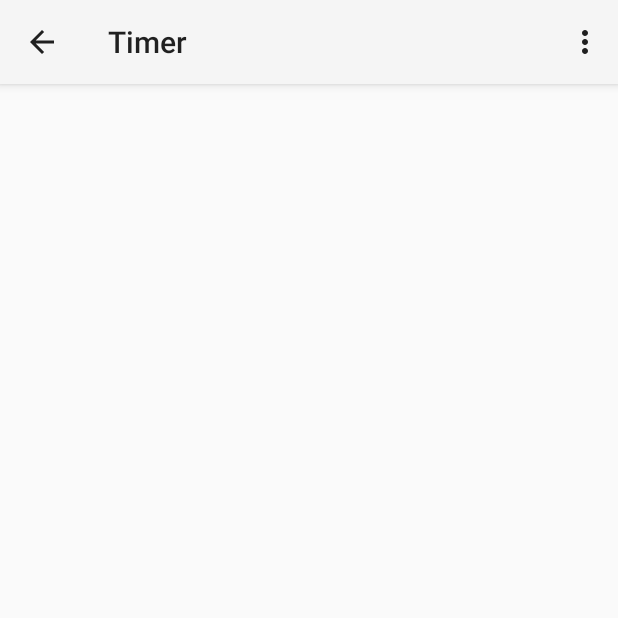
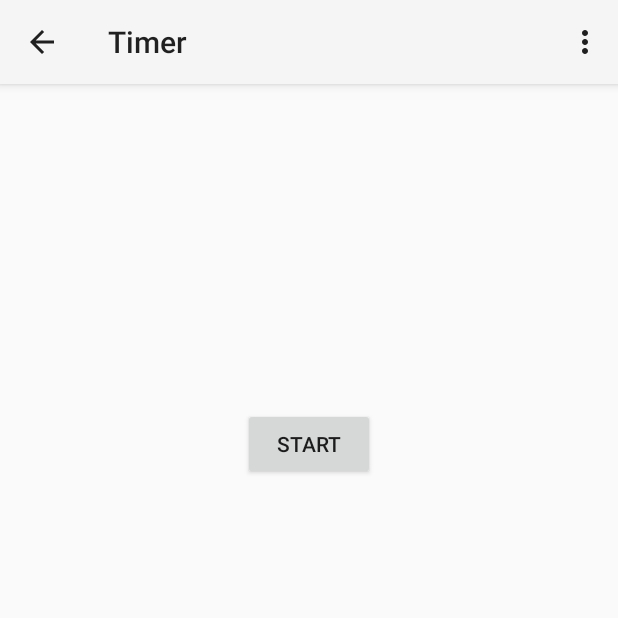
Before and after one commit to tim-hoff/Tymer, an Android app: the Timer screen opened directly, with no data from a screen before it, on a phone screen of 412 x 824 dp, the top half of it. Run offline under Robolectric (Android 15) with nearby library versions, the phone set to English and light mode, and no system bars; 4 statements that could not run were skipped.

Commit message:
Timer working, next sound

```diff
--- a/app/src/main/java/androiddive/timothy/tymer/Timer.java
+++ b/app/src/main/java/androiddive/timothy/tymer/Timer.java
@@ -2,23 +2,36 @@ package androiddive.timothy.tymer;
 
 import android.app.Activity;
 import android.os.Bundle;
+import android.os.CountDownTimer;
 import android.util.Log;
 import android.view.Menu;
 import android.view.MenuItem;
+import android.view.View;
+import android.widget.Button;
 import android.widget.EditText;
+import android.view.View.OnClickListener;
 import android.content.Intent;
 import android.widget.TextView;
 
 
-public class Timer extends Activity {
+public class Timer extends Activity implements OnClickListener {
     private  TextView timerN,timerL;
-
+    private Button bStart,bStop,bRes;
+    private CountDownTimer countDownTimer;
+    private long totalTime;
+    private int hours,mins,secs;
+    private long resumeTime;
     private DBManager dbManager;
 
     @Override
     protected void onCreate(Bundle savedInstanceState) {
         super.onCreate(savedInstanceState);
         setContentView(R.layout.timer_view);
+
+        bStart = (Button)findViewById(R.id.buttonStartTimer);
+        bStop = (Button)findViewById(R.id.buttonStopTimer);
+        bRes = (Button)findViewById(R.id.buttonResumeTimer);
+
         dbManager = new DBManager(this);
         dbManager.open();
         Log.i("asdf", "on create called ");
@@ -32,10 +45,22 @@ public class Timer extends Activity {
         String timer1 = intent_i.getStringExtra("timer1");
         Log.i("len", "len" + timer1);
 
-
-
         timerN.setText(title);
         timerL.setText(timer1);
+        String inputTime = timer1;
+        try{
+            String[] split = inputTime.split(":");
+            hours = Integer.valueOf(split[0]);
+            mins = Integer.valueOf(split[1]);
+            secs = Integer.valueOf(split[2]);
+            totalTime=(hours*3600+mins*60+secs)*1000;
+            } catch (NumberFormatException nfe){
+            Log.e("inputTime", "could not parse: " + inputTime);
+        }
+
+        bStart.setOnClickListener(this);
+        bStop.setOnClickListener(this);
+        bRes.setOnClickListener(this);
     }
 
 
@@ -60,4 +85,55 @@ public class Timer extends Activity {
 
         return super.onOptionsItemSelected(item);
     }
+
+    @Override
+    public void onClick(View v) {
+        if(v.getId()==R.id.buttonStartTimer){
+                bStop.setVisibility(View.VISIBLE);
+                bRes.setVisibility(View.GONE);
+                bStart.setVisibility(View.GONE);
+                bStart.setText("Start");
+                startTimer();}
+        else if (v.getId() == R.id.buttonStopTimer){
+
+                countDownTimer.cancel();
+                bStop.setVisibility(View.GONE);
+                bStart.setText("Restart");
+                bRes.setVisibility(View.VISIBLE);
+                bStart.setVisibility(View.VISIBLE);
+        }
+        else if (v.getId()==R.id.buttonResumeTimer){
+                bStop.setVisibility(View.VISIBLE);
+                bRes.setVisibility(View.GONE);
+                bStart.setText("Start");
+                bStart.setVisibility(View.GONE);
+                totalTime=resumeTime;
+                startTimer();
+
+        }
+    }
+
+    public void startTimer(){
+        countDownTimer=new CountDownTimer(totalTime,500)
+        {
+
+            @Override
+            public void onTick(long millisUntilFinished) {
+                long sec = millisUntilFinished/1000;
+                timerL.setText((String.format("%02d",sec/3600))+":"+
+                               (String.format("%02d",(sec/60)%60))+":"+
+                               (String.format("%02d",sec%60)));
+                resumeTime=millisUntilFinished;
+            }
+
+            @Override
+            public void onFinish() {
+                bStop.setVisibility(View.GONE);
+                bStart.setVisibility(View.VISIBLE);
+                bRes.setVisibility(View.GONE);
+
+            }
+        }.start();
+    }
+
 }
--- a/app/src/main/res/layout/timer_view.xml
+++ b/app/src/main/res/layout/timer_view.xml
@@ -4,17 +4,90 @@
     android:gravity="center_horizontal"
     tools:context="androiddive.timothy.tymer.Timer">
 
+    <LinearLayout
+        tools:context="androiddive.timothy.tymer.Timer"
+        xmlns:android="http://schemas.android.com/apk/res/android"
+        xmlns:tools="http://schemas.android.com/tools"
+        android:orientation="vertical"
+        android:layout_width="match_parent"
+        android:layout_height="match_parent"
+        android:gravity="fill_vertical|center_horizontal" >
+
+        <LinearLayout
+            tools:ignore="UselessParent"
+            android:layout_width="match_parent"
+            android:layout_height="wrap_content"
+            android:showDividers="none"
+            android:gravity="center"
+            android:paddingTop="15dp"
+            android:paddingBottom="25dp">
+
             <TextView
                 android:layout_width="wrap_content"
                 android:layout_height="wrap_content"
                 android:textAppearance="?android:attr/textAppearanceLarge"
-        android:id="@+id/timerName" />
+                android:id="@+id/timerName"
+                android:text="Timer Name"
+                android:textStyle="bold" />
+        </LinearLayout>
+
+        <LinearLayout
+            tools:context="androiddive.timothy.tymer.Timer"
+            xmlns:android="http://schemas.android.com/apk/res/android"
+            xmlns:tools="http://schemas.android.com/tools"
+            android:orientation="vertical"
+            android:layout_width="match_parent"
+            android:layout_height="wrap_content"
+            android:gravity="center_horizontal" >
 
             <TextView
                 android:layout_width="wrap_content"
                 android:layout_height="wrap_content"
-        android:textAppearance="?android:attr/textAppearanceMedium"
-        android:text="Nope"
-        android:id="@+id/timerLen" />
+                android:textAppearance="?android:attr/textAppearanceLarge"
+                android:text="00:00:00"
+                android:id="@+id/timerLen"
+                android:paddingTop="10dp"
+                android:paddingBottom="10dp"
+                android:textSize="75dp" />
 
         </LinearLayout>
+
+        <LinearLayout
+            android:layout_width="match_parent" android:layout_height="fill_parent"
+            tools:ignore="UselessParent"
+            android:showDividers="none"
+            android:gravity="top|center"
+            android:paddingBottom="15dp"
+            android:paddingTop="25dp">
+
+
+            <Button
+                android:layout_width="wrap_content"
+                android:layout_height="wrap_content"
+                android:text="Pause"
+                android:id="@+id/buttonStopTimer"
+                android:visibility="gone"
+                android:enabled="true"/>
+
+            <Button
+                android:layout_width="wrap_content"
+                android:layout_height="wrap_content"
+                android:text="Start"
+                android:id="@+id/buttonStartTimer"
+                android:visibility="visible"
+                android:enabled="true"/>
+
+            <Button
+                android:layout_width="wrap_content"
+                android:layout_height="wrap_content"
+                android:text="Resume"
+                android:id="@+id/buttonResumeTimer"
+                android:visibility="gone"
+                android:enabled="true" />
+
+
+        </LinearLayout>
+
+    </LinearLayout>
+
+</LinearLayout>
```
Also changed, not shown: app/src/main/java/androiddive/timothy/tymer/TymerActivity.java (+4 -4 lines). Lines whose indentation alone changed are shown as unchanged.
